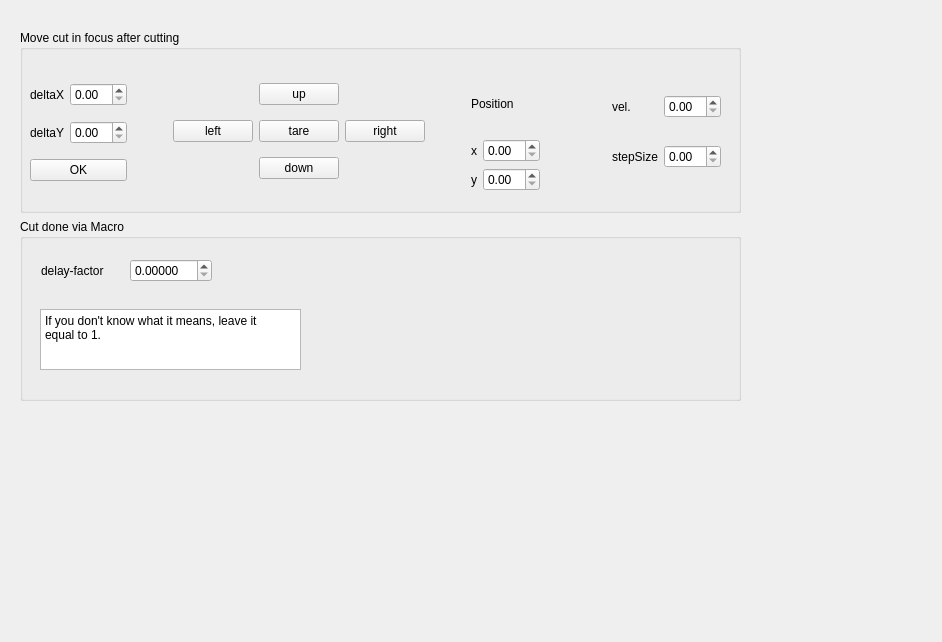
The window that pages/thirdpage.ui (Jogala/stageController_linux_64) describes before a commit, drawn with Qt 5.
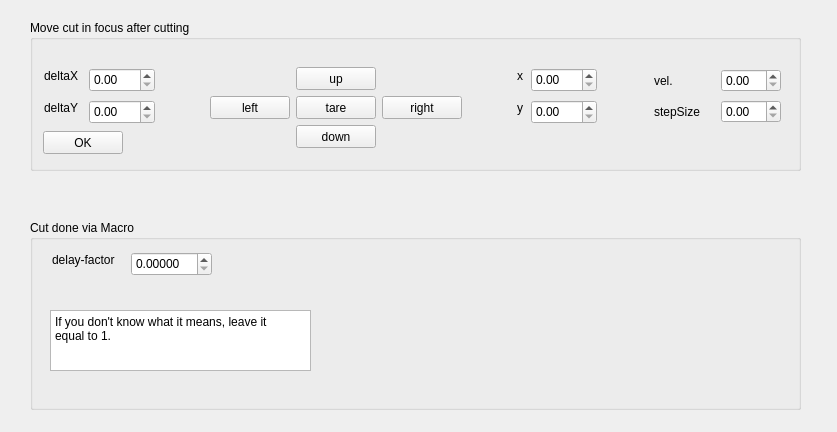
The same window after the commit.

The edit to the form file:
```diff
--- a/pages/thirdpage.ui
+++ b/pages/thirdpage.ui
@@ -6,25 +6,102 @@
    <rect>
     <x>0</x>
     <y>0</y>
-    <width>942</width>
-    <height>642</height>
+    <width>837</width>
+    <height>432</height>
    </rect>
   </property>
   <property name="windowTitle">
    <string>Form</string>
   </property>
-  <widget class="QWidget" name="">
+  <widget class="QGroupBox" name="groupBox_2">
+   <property name="geometry">
+    <rect>
+     <x>30</x>
+     <y>220</y>
+     <width>771</width>
+     <height>190</height>
+    </rect>
+   </property>
+   <property name="sizePolicy">
+    <sizepolicy hsizetype="Expanding" vsizetype="Expanding">
+     <horstretch>0</horstretch>
+     <verstretch>0</verstretch>
+    </sizepolicy>
+   </property>
+   <property name="title">
+    <string>Cut done via Macro</string>
+   </property>
+   <widget class="QPlainTextEdit" name="plainTextEdit">
    <property name="geometry">
     <rect>
      <x>20</x>
-     <y>30</y>
-     <width>721</width>
-     <height>371</height>
-    </rect>
-   </property>
-   <layout class="QVBoxLayout" name="verticalLayout_3">
-    <item>
+      <y>90</y>
+      <width>261</width>
+      <height>61</height>
+     </rect>
+    </property>
+    <property name="readOnly">
+     <bool>true</bool>
+    </property>
+    <property name="plainText">
+     <string>If you don't know what it means, leave it 
+equal to 1. </string>
+    </property>
+   </widget>
+   <widget class="QDoubleSpinBox" name="delayFactor_SpinBox">
+    <property name="geometry">
+     <rect>
+      <x>101</x>
+      <y>32</y>
+      <width>81</width>
+      <height>24</height>
+     </rect>
+    </property>
+    <property name="sizePolicy">
+     <sizepolicy hsizetype="Expanding" vsizetype="Fixed">
+      <horstretch>0</horstretch>
+      <verstretch>0</verstretch>
+     </sizepolicy>
+    </property>
+    <property name="decimals">
+     <number>5</number>
+    </property>
+    <property name="maximum">
+     <double>2.000000000000000</double>
+    </property>
+   </widget>
+   <widget class="QLabel" name="label_3">
+    <property name="geometry">
+     <rect>
+      <x>22</x>
+      <y>32</y>
+      <width>73</width>
+      <height>16</height>
+     </rect>
+    </property>
+    <property name="sizePolicy">
+     <sizepolicy hsizetype="Expanding" vsizetype="Expanding">
+      <horstretch>0</horstretch>
+      <verstretch>0</verstretch>
+     </sizepolicy>
+    </property>
+    <property name="text">
+     <string>delay-factor</string>
+    </property>
+   </widget>
+   <zorder>layoutWidget_3</zorder>
+   <zorder>plainTextEdit</zorder>
+   <zorder>groupBox</zorder>
+  </widget>
      <widget class="QGroupBox" name="groupBox">
+   <property name="geometry">
+    <rect>
+     <x>30</x>
+     <y>20</y>
+     <width>771</width>
+     <height>151</height>
+    </rect>
+   </property>
       <property name="sizePolicy">
        <sizepolicy hsizetype="Preferred" vsizetype="Expanding">
         <horstretch>0</horstretch>
@@ -34,142 +111,168 @@
       <property name="title">
        <string>Move cut in focus after cutting</string>
       </property>
-      <widget class="QWidget" name="">
-       <property name="geometry">
-        <rect>
-         <x>10</x>
-         <y>44</y>
-         <width>691</width>
-         <height>117</height>
-        </rect>
-       </property>
-       <layout class="QHBoxLayout" name="horizontalLayout_12">
-        <item>
-         <layout class="QHBoxLayout" name="horizontalLayout_7">
-          <item>
-           <layout class="QVBoxLayout" name="verticalLayout">
-            <item>
-             <layout class="QHBoxLayout" name="horizontalLayout">
-              <item>
-               <widget class="QLabel" name="label">
-                <property name="text">
-                 <string>deltaX</string>
-                </property>
-               </widget>
-              </item>
-              <item>
-               <widget class="QDoubleSpinBox" name="deltaX_spinBox"/>
-              </item>
-             </layout>
-            </item>
-            <item>
-             <layout class="QHBoxLayout" name="horizontalLayout_2">
-              <item>
-               <widget class="QLabel" name="label_2">
-                <property name="text">
-                 <string>deltaY</string>
-                </property>
-               </widget>
-              </item>
-              <item>
-               <widget class="QDoubleSpinBox" name="deltaY_spinBox"/>
-              </item>
-             </layout>
-            </item>
-            <item>
              <widget class="QPushButton" name="set_focus_values">
+    <property name="geometry">
+     <rect>
+      <x>13</x>
+      <y>111</y>
+      <width>80</width>
+      <height>23</height>
+     </rect>
+    </property>
               <property name="text">
                <string>OK</string>
               </property>
              </widget>
-            </item>
-           </layout>
-          </item>
-          <item>
-           <spacer name="horizontalSpacer">
-            <property name="orientation">
-             <enum>Qt::Horizontal</enum>
-            </property>
-            <property name="sizeHint" stdset="0">
-             <size>
-              <width>40</width>
-              <height>20</height>
-             </size>
-            </property>
-           </spacer>
-          </item>
-          <item>
-           <layout class="QGridLayout" name="gridLayout">
-            <item row="0" column="1">
-             <widget class="QPushButton" name="up_button">
+   <widget class="QDoubleSpinBox" name="deltaX_spinBox">
+    <property name="geometry">
+     <rect>
+      <x>59</x>
+      <y>48</y>
+      <width>66</width>
+      <height>24</height>
+     </rect>
+    </property>
+   </widget>
+   <widget class="QLabel" name="label">
+    <property name="geometry">
+     <rect>
+      <x>14</x>
+      <y>48</y>
+      <width>39</width>
+      <height>16</height>
+     </rect>
+    </property>
               <property name="text">
-               <string>up</string>
-              </property>
-             </widget>
-            </item>
-            <item row="2" column="1">
-             <widget class="QPushButton" name="down_button">
+     <string>deltaX</string>
+    </property>
+   </widget>
+   <widget class="QDoubleSpinBox" name="x_pos">
+    <property name="geometry">
+     <rect>
+      <x>501</x>
+      <y>48</y>
+      <width>66</width>
+      <height>24</height>
+     </rect>
+    </property>
+    <property name="sizePolicy">
+     <sizepolicy hsizetype="Expanding" vsizetype="Fixed">
+      <horstretch>0</horstretch>
+      <verstretch>0</verstretch>
+     </sizepolicy>
+    </property>
+   </widget>
+   <widget class="QLabel" name="label_4">
+    <property name="geometry">
+     <rect>
+      <x>487</x>
+      <y>48</y>
+      <width>16</width>
+      <height>16</height>
+     </rect>
+    </property>
               <property name="text">
-               <string>down</string>
-              </property>
-             </widget>
-            </item>
-            <item row="1" column="0">
+     <string>x</string>
+    </property>
+   </widget>
+   <widget class="QPushButton" name="pushButton">
+    <property name="geometry">
+     <rect>
+      <x>266</x>
+      <y>76</y>
+      <width>80</width>
+      <height>23</height>
+     </rect>
+    </property>
+    <property name="text">
+     <string>tare</string>
+    </property>
+   </widget>
              <widget class="QPushButton" name="left_button">
+    <property name="geometry">
+     <rect>
+      <x>180</x>
+      <y>76</y>
+      <width>80</width>
+      <height>23</height>
+     </rect>
+    </property>
               <property name="text">
                <string>left</string>
               </property>
              </widget>
-            </item>
-            <item row="1" column="2">
+   <widget class="QPushButton" name="down_button">
+    <property name="geometry">
+     <rect>
+      <x>266</x>
+      <y>105</y>
+      <width>80</width>
+      <height>23</height>
+     </rect>
+    </property>
+    <property name="text">
+     <string>down</string>
+    </property>
+   </widget>
              <widget class="QPushButton" name="right_button">
+    <property name="geometry">
+     <rect>
+      <x>352</x>
+      <y>76</y>
+      <width>80</width>
+      <height>23</height>
+     </rect>
+    </property>
               <property name="text">
                <string>right</string>
               </property>
              </widget>
-            </item>
-            <item row="1" column="1">
-             <widget class="QPushButton" name="pushButton">
+   <widget class="QPushButton" name="up_button">
+    <property name="geometry">
+     <rect>
+      <x>266</x>
+      <y>47</y>
+      <width>80</width>
+      <height>23</height>
+     </rect>
+    </property>
               <property name="text">
-               <string>tare</string>
-              </property>
-             </widget>
-            </item>
-           </layout>
-          </item>
-          <item>
-           <spacer name="horizontalSpacer_2">
-            <property name="orientation">
-             <enum>Qt::Horizontal</enum>
-            </property>
-            <property name="sizeHint" stdset="0">
-             <size>
-              <width>40</width>
-              <height>20</height>
-             </size>
-            </property>
-           </spacer>
-          </item>
-          <item>
-           <layout class="QVBoxLayout" name="verticalLayout_2">
-            <item>
-             <widget class="QLabel" name="label_7">
+     <string>up</string>
+    </property>
+   </widget>
+   <widget class="QDoubleSpinBox" name="deltaY_spinBox">
+    <property name="geometry">
+     <rect>
+      <x>59</x>
+      <y>80</y>
+      <width>66</width>
+      <height>24</height>
+     </rect>
+    </property>
+   </widget>
+   <widget class="QLabel" name="label_2">
+    <property name="geometry">
+     <rect>
+      <x>14</x>
+      <y>80</y>
+      <width>39</width>
+      <height>16</height>
+     </rect>
+    </property>
               <property name="text">
-               <string>Position</string>
-              </property>
-             </widget>
-            </item>
-            <item>
-             <layout class="QHBoxLayout" name="horizontalLayout_4">
-              <item>
-               <widget class="QLabel" name="label_4">
-                <property name="text">
-                 <string>x</string>
-                </property>
-               </widget>
-              </item>
-              <item>
-               <widget class="QDoubleSpinBox" name="x_pos">
+     <string>deltaY</string>
+    </property>
+   </widget>
+   <widget class="QDoubleSpinBox" name="y_pos">
+    <property name="geometry">
+     <rect>
+      <x>501</x>
+      <y>80</y>
+      <width>66</width>
+      <height>24</height>
+     </rect>
+    </property>
                 <property name="sizePolicy">
                  <sizepolicy hsizetype="Expanding" vsizetype="Fixed">
                   <horstretch>0</horstretch>
@@ -177,54 +280,31 @@
                  </sizepolicy>
                 </property>
                </widget>
-              </item>
-             </layout>
-            </item>
-            <item>
-             <layout class="QHBoxLayout" name="horizontalLayout_5">
-              <item>
                <widget class="QLabel" name="label_5">
+    <property name="geometry">
+     <rect>
+      <x>487</x>
+      <y>80</y>
+      <width>16</width>
+      <height>16</height>
+     </rect>
+    </property>
                 <property name="text">
                  <string>y</string>
                 </property>
                </widget>
-              </item>
-              <item>
-               <widget class="QDoubleSpinBox" name="y_pos">
-                <property name="sizePolicy">
-                 <sizepolicy hsizetype="Expanding" vsizetype="Fixed">
-                  <horstretch>0</horstretch>
-                  <verstretch>0</verstretch>
-                 </sizepolicy>
-                </property>
-               </widget>
-              </item>
-             </layout>
-            </item>
+   <widget class="QWidget" name="">
+    <property name="geometry">
+     <rect>
+      <x>624</x>
+      <y>47</y>
+      <width>127</width>
+      <height>60</height>
+     </rect>
+    </property>
+    <layout class="QVBoxLayout" name="verticalLayout">
             <item>
-             <layout class="QHBoxLayout" name="horizontalLayout_6"/>
-            </item>
-           </layout>
-          </item>
-         </layout>
-        </item>
-        <item>
-         <spacer name="horizontalSpacer_3">
-          <property name="orientation">
-           <enum>Qt::Horizontal</enum>
-          </property>
-          <property name="sizeHint" stdset="0">
-           <size>
-            <width>40</width>
-            <height>20</height>
-           </size>
-          </property>
-         </spacer>
-        </item>
-        <item>
-         <layout class="QVBoxLayout" name="verticalLayout_5">
-          <item>
-           <layout class="QHBoxLayout" name="horizontalLayout_8">
+      <layout class="QHBoxLayout" name="horizontalLayout">
             <item>
              <widget class="QLabel" name="label_9">
               <property name="text">
@@ -245,7 +325,7 @@
            </layout>
           </item>
           <item>
-           <layout class="QHBoxLayout" name="horizontalLayout_11">
+      <layout class="QHBoxLayout" name="horizontalLayout_2">
             <item>
              <widget class="QLabel" name="label_12">
               <property name="text">
@@ -266,95 +346,7 @@
            </layout>
           </item>
          </layout>
-        </item>
-       </layout>
-      </widget>
-      <zorder>layoutWidget</zorder>
-      <zorder></zorder>
-      <zorder>groupBox_2</zorder>
-     </widget>
-    </item>
-    <item>
-     <widget class="QGroupBox" name="groupBox_2">
-      <property name="sizePolicy">
-       <sizepolicy hsizetype="Expanding" vsizetype="Expanding">
-        <horstretch>0</horstretch>
-        <verstretch>0</verstretch>
-       </sizepolicy>
-      </property>
-      <property name="title">
-       <string>Cut done via Macro</string>
-      </property>
-      <widget class="QWidget" name="layoutWidget">
-       <property name="geometry">
-        <rect>
-         <x>21</x>
-         <y>31</y>
-         <width>171</width>
-         <height>41</height>
-        </rect>
-       </property>
-       <property name="sizePolicy">
-        <sizepolicy hsizetype="Expanding" vsizetype="Expanding">
-         <horstretch>0</horstretch>
-         <verstretch>0</verstretch>
-        </sizepolicy>
-       </property>
-       <layout class="QHBoxLayout" name="horizontalLayout_3">
-        <item>
-         <widget class="QLabel" name="label_3">
-          <property name="sizePolicy">
-           <sizepolicy hsizetype="Expanding" vsizetype="Expanding">
-            <horstretch>0</horstretch>
-            <verstretch>0</verstretch>
-           </sizepolicy>
-          </property>
-          <property name="text">
-           <string>delay-factor</string>
-          </property>
-         </widget>
-        </item>
-        <item>
-         <widget class="QDoubleSpinBox" name="delayFactor_SpinBox">
-          <property name="sizePolicy">
-           <sizepolicy hsizetype="Expanding" vsizetype="Fixed">
-            <horstretch>0</horstretch>
-            <verstretch>0</verstretch>
-           </sizepolicy>
-          </property>
-          <property name="decimals">
-           <number>5</number>
-          </property>
-          <property name="maximum">
-           <double>2.000000000000000</double>
-          </property>
-         </widget>
-        </item>
-       </layout>
-      </widget>
-      <widget class="QPlainTextEdit" name="plainTextEdit">
-       <property name="geometry">
-        <rect>
-         <x>20</x>
-         <y>90</y>
-         <width>261</width>
-         <height>61</height>
-        </rect>
-       </property>
-       <property name="readOnly">
-        <bool>true</bool>
-       </property>
-       <property name="plainText">
-        <string>If you don't know what it means, leave it 
-equal to 1. </string>
-       </property>
-      </widget>
-      <zorder>layoutWidget</zorder>
-      <zorder>groupBox</zorder>
-      <zorder>plainTextEdit</zorder>
-     </widget>
-    </item>
-   </layout>
+   </widget>
   </widget>
  </widget>
  <resources/>
```
Lines whose indentation alone changed are shown as unchanged.
